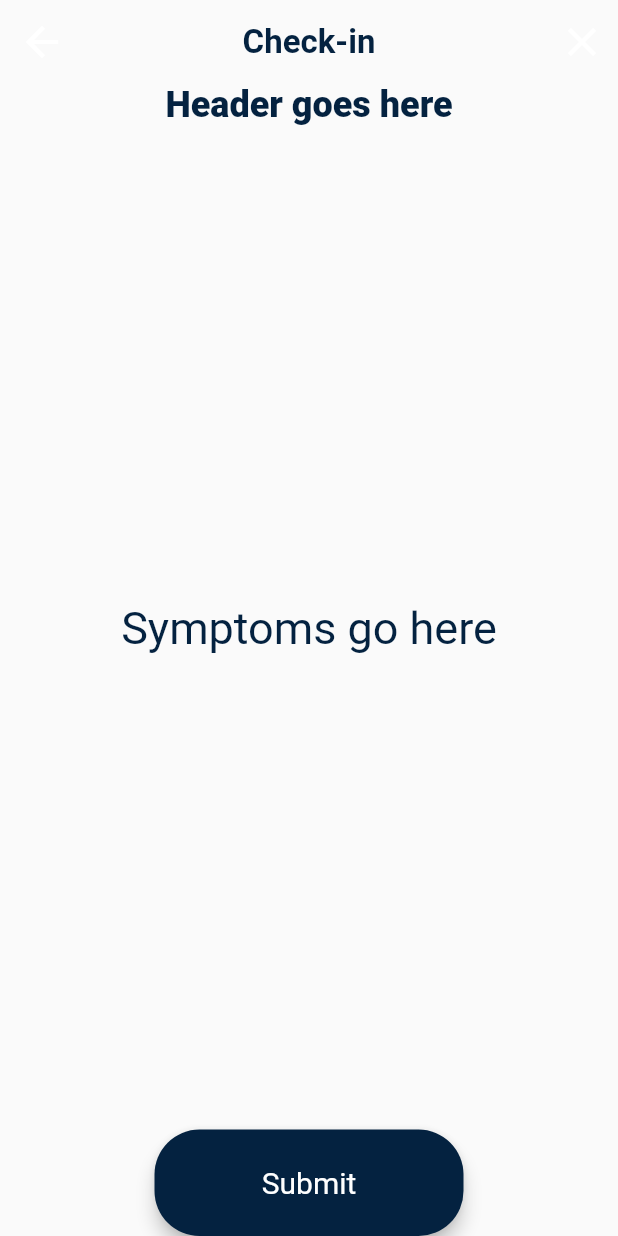
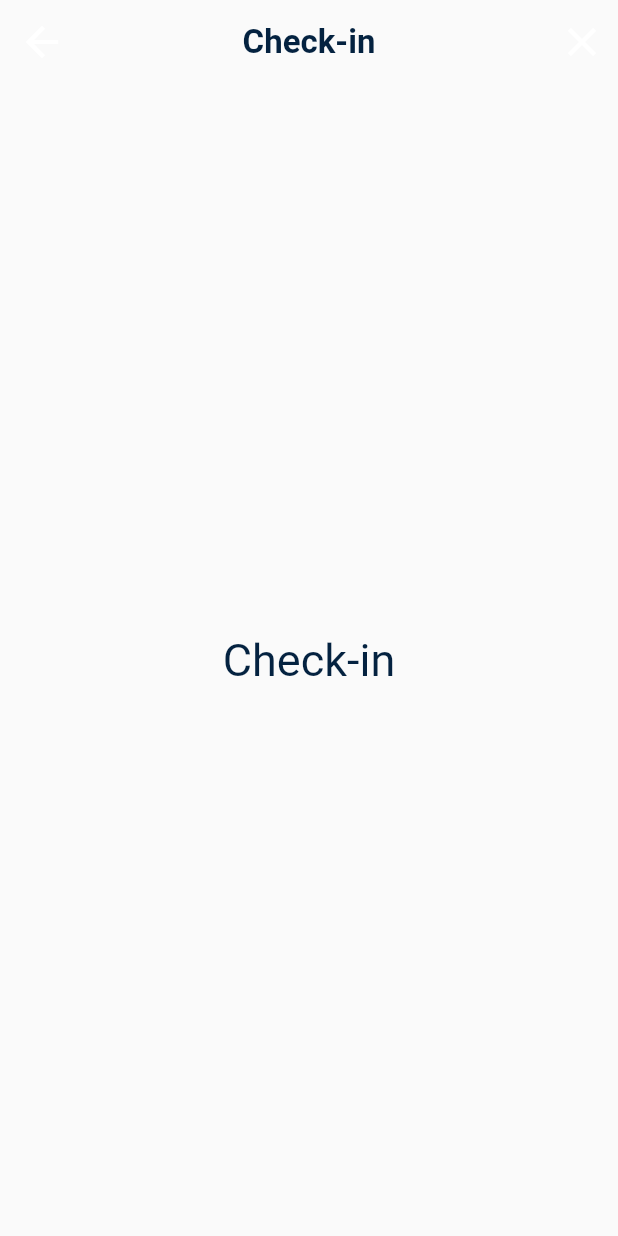
Before and after one commit to FireJuun/amia_flutter, a Flutter app: the CheckinScreen screen opened directly, on a phone screen of 412 x 824 dp. Run offline on Flutter 3.47's test engine with Material 2 defaults, Android fonts, the phone set to English and light mode, and no system bars; our stand-ins replace get.

Commit message:
trimmed all content from dashboard/checkin screens

```diff
--- a/lib/screens/checkin.screen.dart
+++ b/lib/screens/checkin.screen.dart
@@ -19,36 +19,7 @@ class CheckinScreen extends StatelessWidget {
       ),
       //Containers are kind of like div in html
       //but can only contain one child widget
-      body: SafeArea(
-        child: Center(
-          child: Column(
-            mainAxisAlignment: MainAxisAlignment.spaceBetween,
-            children: <Widget>[
-              _buildHeader(),
-              _buildSymptomCheckboxes(),
-              _buildSubmitButton(),
-            ],
-          ),
-        ),
-      ),
-    );
-  }
-
-  Widget _buildHeader() {
-    return Text('Header goes here', style: Get.theme.textTheme.display1);
-  }
-
-  Widget _buildSymptomCheckboxes() {
-    return Text('Symptoms go here');
-  }
-
-  Widget _buildSubmitButton() {
-    return SharedActionButton(
-      title: 'Submit',
-      onPressed: () {
-        Get.snackbar('Check-in complete', 'Be sure to check-in tomorrow as well!');
-        Get.back();
-      },
+      body: Center(child: Text('Check-in')),
     );
   }
 }
```
Also changed, not shown: lib/screens/dashboard.screen.dart (+2 -24 lines).
